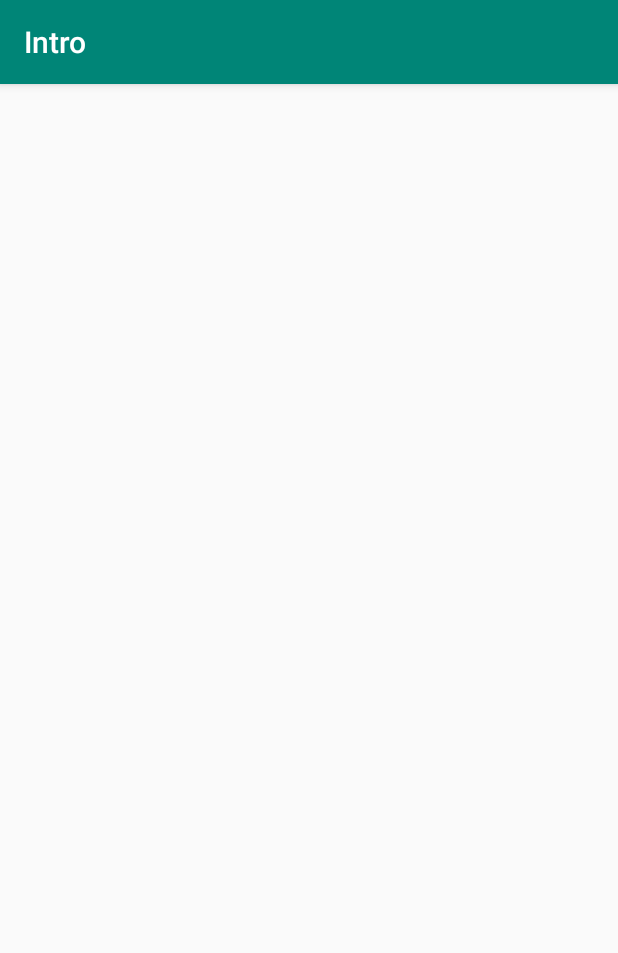
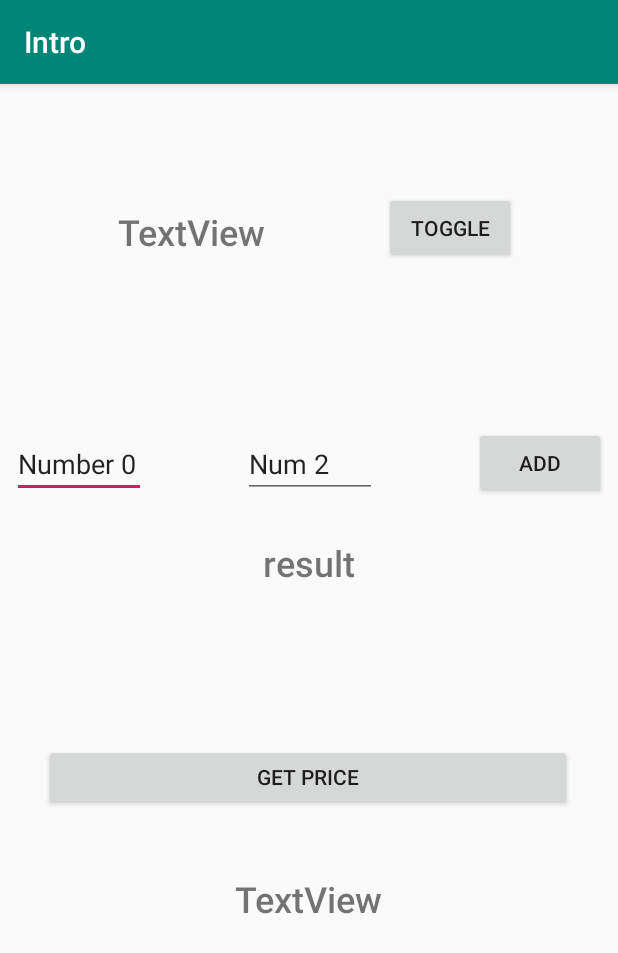
Before and after one commit to gdg-el-paso/Android-Workshops, an Android app: the screen it shows after launch (MainActivity), on a phone screen of 412 x 824 dp. Shown: the top 953 px of the screen. Run offline under Robolectric (Android 15) with nearby library versions, the phone set to English and light mode, and no system bars.

Commit message:
The UI of the application is finished, now I am going to implement the functionalities of the buttons and the views

```diff
--- a/IntroToAndroidDev/app/build.gradle
+++ b/IntroToAndroidDev/app/build.gradle
@@ -16,12 +16,16 @@ android {
             proguardFiles getDefaultProguardFile('proguard-android.txt'), 'proguard-rules.pro'
         }
     }
+    compileOptions {
+        sourceCompatibility JavaVersion.VERSION_1_8
+        targetCompatibility JavaVersion.VERSION_1_8
+    }
 }
 
 
 
 dependencies {
-    implementation fileTree(dir: 'libs', include: ['*.jar'])
+    implementation fileTree(include: ['*.jar'], dir: 'libs')
     implementation 'com.android.support:appcompat-v7:27.1.1'
     implementation 'com.android.support.constraint:constraint-layout:1.1.3'
     testImplementation 'junit:junit:4.12'
--- a/IntroToAndroidDev/app/src/main/java/com/googledevelopersgroup/intro/ExampleFragment.java
+++ b/IntroToAndroidDev/app/src/main/java/com/googledevelopersgroup/intro/ExampleFragment.java
@@ -24,7 +24,6 @@ public class ExampleFragment extends Fragment {
     private Button additionBtn, flashBtn, btcBtn;
     private EditText num0, num1;
     private TextView flashUpdate, btcPrice, result;
-
 
 
     @Override
@@ -64,7 +63,15 @@ public class ExampleFragment extends Fragment {
     @Override
     public void onStart() {
         Log.i(TAG, "onStart() -Fragment");
-
+        additionBtn.setOnClickListener(v -> {
+            //we are going to add the numbers here
+        });
+        flashBtn.setOnClickListener(v ->{
+            //we are going to turn on the light here
+        });
+        btcPrice.setOnClickListener(v ->{
+            //we are going to request the price of btc here
+        });
 
         super.onStart();
     }
--- a/IntroToAndroidDev/app/src/main/java/com/googledevelopersgroup/intro/MainActivity.java
+++ b/IntroToAndroidDev/app/src/main/java/com/googledevelopersgroup/intro/MainActivity.java
@@ -1,6 +1,9 @@
 package com.googledevelopersgroup.intro;
 
 import android.Manifest;
+import android.app.Fragment;
+import android.app.FragmentManager;
+import android.app.FragmentTransaction;
 import android.content.pm.PackageManager;
 import android.support.annotation.NonNull;
 import android.support.v4.app.ActivityCompat;
@@ -16,6 +19,8 @@ public class MainActivity extends AppCompatActivity {
     //The request id we are going to use for the camera permission
     private final int CAM_REQUEST = 123;
 
+    private Fragment exampleFragment;
+
 
     @Override
     protected void onCreate(Bundle savedInstanceState) {
@@ -26,6 +31,16 @@ public class MainActivity extends AppCompatActivity {
         //first ew are going to request the user for the permission to use the flashlight
         ActivityCompat.requestPermissions(MainActivity.this,
                 new String[] {Manifest.permission.CAMERA}, CAM_REQUEST);
+
+        //creating the fragment
+        exampleFragment = new Fragment();
+
+        //we are going to add the fragment here!
+        FragmentManager manager = getFragmentManager();
+        FragmentTransaction transaction = manager.beginTransaction();
+        transaction.add(R.id.MainFragment, exampleFragment, "");
+        transaction.addToBackStack(null);
+        transaction.commit();
     }
 
     @Override
--- a/IntroToAndroidDev/app/src/main/res/layout/activity_main.xml
+++ b/IntroToAndroidDev/app/src/main/res/layout/activity_main.xml
@@ -10,7 +10,8 @@
     <fragment
         android:id="@+id/MainFragment"
         android:layout_width="match_parent"
-        android:layout_height="match_parent"/>
+        android:layout_height="match_parent"
+        class = "com.googledevelopersgroup.intro.ExampleFragment"/>
 
 
 </RelativeLayout>
--- a/IntroToAndroidDev/app/src/main/res/layout/example_fragment.xml
+++ b/IntroToAndroidDev/app/src/main/res/layout/example_fragment.xml
@@ -14,7 +14,7 @@
         android:layout_marginTop="8dp"
         android:layout_marginEnd="68dp"
         android:layout_marginBottom="8dp"
-        android:text="Button"
+        android:text="Toggle"
         app:layout_constraintBottom_toBottomOf="parent"
         app:layout_constraintEnd_toEndOf="parent"
         app:layout_constraintTop_toTopOf="parent"
@@ -43,14 +43,12 @@
         android:layout_height="wrap_content"
         android:layout_marginStart="8dp"
         android:layout_marginTop="8dp"
-        android:layout_marginEnd="8dp"
         android:layout_marginBottom="8dp"
         android:ems="10"
+        android:hint="Number"
         android:inputType="textPersonName"
-        android:text="Name"
+        android:text="Number 0"
         app:layout_constraintBottom_toBottomOf="parent"
-        app:layout_constraintEnd_toStartOf="@+id/num1"
-        app:layout_constraintHorizontal_bias="0.547"
         app:layout_constraintStart_toStartOf="parent"
         app:layout_constraintTop_toBottomOf="@+id/flashUpdate"
         app:layout_constraintVertical_bias="0.182" />
@@ -59,29 +57,29 @@
         android:id="@+id/num1"
         android:layout_width="89dp"
         android:layout_height="wrap_content"
+        android:layout_marginStart="8dp"
         android:layout_marginTop="8dp"
+        android:layout_marginEnd="8dp"
         android:layout_marginBottom="8dp"
         android:ems="10"
         android:inputType="textPersonName"
-        android:text="Name"
+        android:text="Num 2"
         app:layout_constraintBottom_toBottomOf="parent"
+        app:layout_constraintEnd_toStartOf="@+id/addBtn"
+        app:layout_constraintStart_toEndOf="@+id/num0"
         app:layout_constraintTop_toBottomOf="@+id/flashUpdate"
-        app:layout_constraintVertical_bias="0.182"
-        tools:layout_editor_absoluteX="147dp" />
+        app:layout_constraintVertical_bias="0.182" />
 
     <Button
         android:id="@+id/addBtn"
         android:layout_width="wrap_content"
         android:layout_height="wrap_content"
-        android:layout_marginStart="8dp"
         android:layout_marginTop="8dp"
         android:layout_marginEnd="8dp"
         android:layout_marginBottom="8dp"
-        android:text="Button"
+        android:text="Add"
         app:layout_constraintBottom_toBottomOf="parent"
         app:layout_constraintEnd_toEndOf="parent"
-        app:layout_constraintHorizontal_bias="0.633"
-        app:layout_constraintStart_toEndOf="@+id/num1"
         app:layout_constraintTop_toBottomOf="@+id/flashBtn"
         app:layout_constraintVertical_bias="0.172" />
 
@@ -124,7 +122,7 @@
         android:layout_marginTop="8dp"
         android:layout_marginEnd="8dp"
         android:layout_marginBottom="8dp"
-        android:fontFamily="sans-serif-light"
+        android:fontFamily="sans-serif-medium"
         android:text="result"
         android:textSize="24sp"
         app:layout_constraintBottom_toTopOf="@+id/btcBtn"
```
